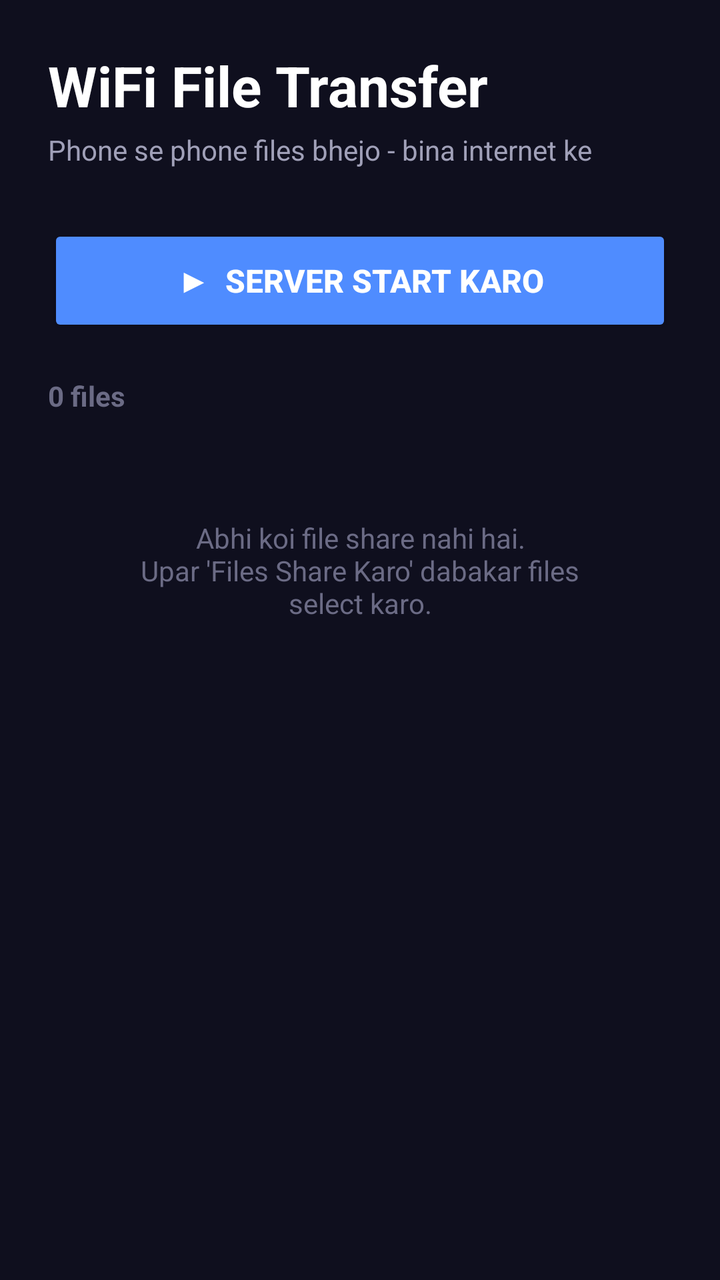
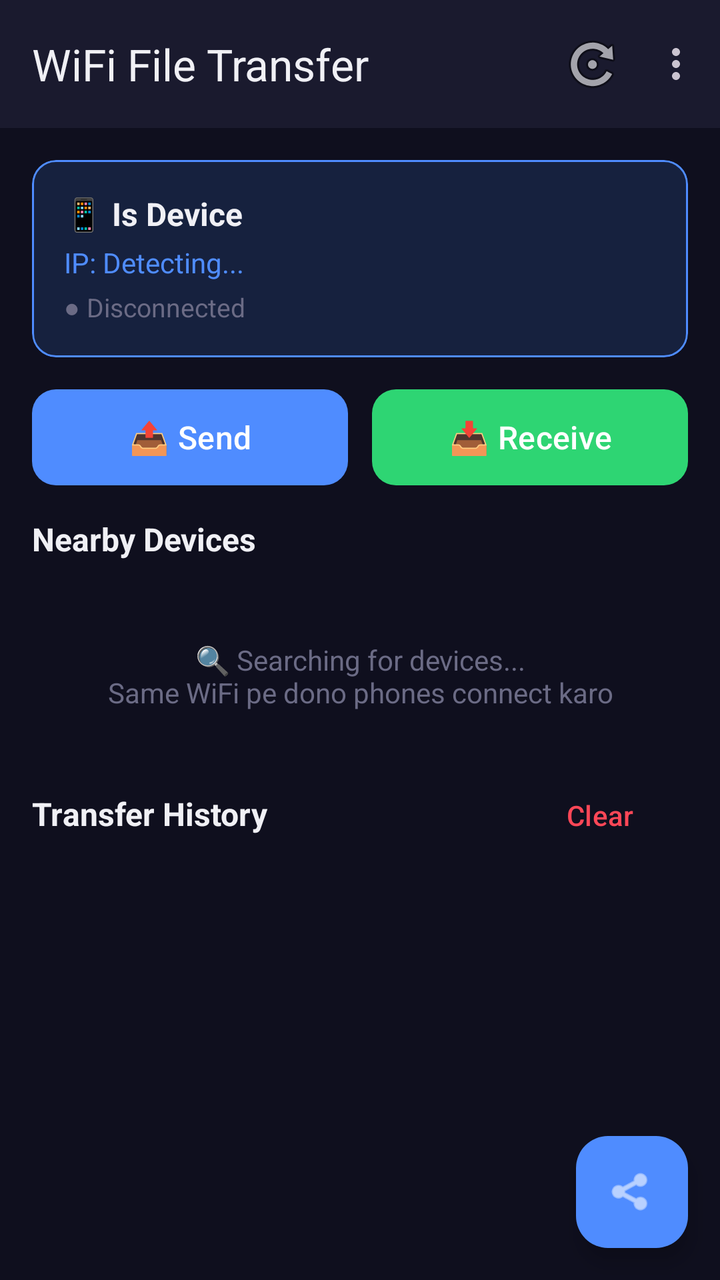

An Android layout rendered at two revisions. The XML below is the earlier revision; the diff shows what the commit changed to produce the second picture.
<!-- AndroidManifest.xml: application theme Theme.WiFiFileTransfer -->
<!-- res/layout/activity_main.xml -->
<?xml version="1.0" encoding="utf-8"?>
<ScrollView xmlns:android="http://schemas.android.com/apk/res/android"
    android:layout_width="match_parent"
    android:layout_height="match_parent"
    android:background="#0F0F1E"
    android:fillViewport="true">

    <LinearLayout
        android:layout_width="match_parent"
        android:layout_height="wrap_content"
        android:orientation="vertical"
        android:padding="24dp">

        
        <TextView
            android:layout_width="wrap_content"
            android:layout_height="wrap_content"
            android:text="WiFi File Transfer"
            android:textSize="28sp"
            android:textStyle="bold"
            android:textColor="#FFFFFF"
            android:layout_marginBottom="4dp" />

        <TextView
            android:layout_width="wrap_content"
            android:layout_height="wrap_content"
            android:text="Phone se phone files bhejo - bina internet ke"
            android:textSize="14sp"
            android:textColor="#A0A0B8"
            android:layout_marginBottom="28dp" />

        
        <Button
            android:id="@+id/btnStart"
            android:layout_width="match_parent"
            android:layout_height="56dp"
            android:text="▶  Server Start Karo"
            android:textSize="16sp"
            android:textStyle="bold"
            android:textColor="#FFFFFF"
            android:backgroundTint="#4F8CFF"
            android:layout_marginBottom="20dp" />

        
        <LinearLayout
            android:id="@+id/serverInfoLayout"
            android:layout_width="match_parent"
            android:layout_height="wrap_content"
            android:orientation="vertical"
            android:background="#1A1A2E"
            android:padding="20dp"
            android:layout_marginBottom="20dp"
            android:visibility="gone"
            android:layout_gravity="center">

            
            <ImageView
                android:id="@+id/imageQR"
                android:layout_width="200dp"
                android:layout_height="200dp"
                android:layout_gravity="center"
                android:background="#FFFFFF"
                android:padding="8dp"
                android:visibility="gone"
                android:contentDescription="QR Code" />

            
            <TextView
                android:id="@+id/textServerUrl"
                android:layout_width="match_parent"
                android:layout_height="wrap_content"
                android:text="Server: http://0.0.0.0:8080"
                android:textSize="15sp"
                android:textColor="#4F8CFF"
                android:textStyle="bold"
                android:gravity="center"
                android:layout_marginTop="12dp"
                android:layout_marginBottom="12dp" />

            
            <TextView
                android:id="@+id/textHotspotInfo"
                android:layout_width="match_parent"
                android:layout_height="wrap_content"
                android:text="WiFi Hotspot starting..."
                android:textSize="13sp"
                android:textColor="#A0A0B8"
                android:gravity="center"
                android:lineSpacingExtra="4dp" />
        </LinearLayout>

        
        <Button
            android:id="@+id/btnAddFiles"
            android:layout_width="match_parent"
            android:layout_height="48dp"
            android:text="📁  Files Share Karo"
            android:textSize="14sp"
            android:textColor="#4F8CFF"
            android:backgroundTint="#1E2A4A"
            android:visibility="gone"
            android:layout_marginBottom="8dp" />

        
        <Button
            android:id="@+id/btnOpenReceived"
            android:layout_width="match_parent"
            android:layout_height="48dp"
            android:text="📥  Received Files Dekho"
            android:textSize="14sp"
            android:textColor="#2ED573"
            android:backgroundTint="#1E2A4A"
            android:visibility="gone"
            android:layout_marginBottom="24dp" />

        
        <TextView
            android:id="@+id/textFileCount"
            android:layout_width="wrap_content"
            android:layout_height="wrap_content"
            android:text="0 files"
            android:textSize="14sp"
            android:textColor="#6B6B85"
            android:textStyle="bold"
            android:layout_marginBottom="12dp" />

        
        <androidx.recyclerview.widget.RecyclerView
            android:id="@+id/recyclerFiles"
            android:layout_width="match_parent"
            android:layout_height="wrap_content"
            android:visibility="gone" />

        
        <TextView
            android:id="@+id/emptyState"
            android:layout_width="match_parent"
            android:layout_height="wrap_content"
            android:text="Abhi koi file share nahi hai.\nUpar 'Files Share Karo' dabakar files select karo."
            android:textSize="14sp"
            android:textColor="#6B6B85"
            android:gravity="center"
            android:padding="40dp" />

    </LinearLayout>
</ScrollView>
<!-- resources referenced by this layout -->
<resources>
  <style name="Theme.WiFiFileTransfer" parent="Theme.MaterialComponents.NoActionBar">
          <item name="colorPrimary">@color/accent</item>
          <item name="colorPrimaryVariant">@color/accent_dark</item>
          <item name="colorOnPrimary">#FFFFFF</item>
          <item name="colorSecondary">@color/accent</item>
          <item name="colorOnSecondary">#FFFFFF</item>
          <item name="android:colorBackground">@color/bg_primary</item>
          <item name="android:statusBarColor">@color/bg_secondary</item>
          <item name="android:windowLightStatusBar">false</item>
      </style>
  <color name="accent">#4F8CFF</color>
  <color name="accent_dark">#3A6FD8</color>
  <color name="bg_primary">#0F0F1E</color>
  <color name="bg_secondary">#1A1A2E</color>
</resources>

<!-- the commit's change to res/layout/activity_main.xml (unified diff, before → after) -->
@@ -1,146 +1,258 @@
 <?xml version="1.0" encoding="utf-8"?>
-<ScrollView xmlns:android="http://schemas.android.com/apk/res/android"
+<androidx.coordinatorlayout.widget.CoordinatorLayout
+    xmlns:android="http://schemas.android.com/apk/res/android"
+    xmlns:app="http://schemas.android.com/apk/res-auto"
     android:layout_width="match_parent"
     android:layout_height="match_parent"
-    android:background="#0F0F1E"
-    android:fillViewport="true">
-
-    <LinearLayout
+    android:background="@color/bg_primary">
+
+    
+    <com.google.android.material.appbar.AppBarLayout
         android:layout_width="match_parent"
-        android:layout_height="wrap_content"
-        android:orientation="vertical"
-        android:padding="24dp">
-
-        
-        <TextView
-            android:layout_width="wrap_content"
-            android:layout_height="wrap_content"
-            android:text="WiFi File Transfer"
-            android:textSize="28sp"
-            android:textStyle="bold"
-            android:textColor="#FFFFFF"
-            android:layout_marginBottom="4dp" />
-
-        <TextView
-            android:layout_width="wrap_content"
-            android:layout_height="wrap_content"
-            android:text="Phone se phone files bhejo - bina internet ke"
-            android:textSize="14sp"
-            android:textColor="#A0A0B8"
-            android:layout_marginBottom="28dp" />
-
-        
-        <Button
-            android:id="@+id/btnStart"
+        android:layout_height="wrap_content">
+
+        <com.google.android.material.appbar.MaterialToolbar
+            android:id="@+id/toolbar"
             android:layout_width="match_parent"
-            android:layout_height="56dp"
-            android:text="▶  Server Start Karo"
-            android:textSize="16sp"
-            android:textStyle="bold"
-            android:textColor="#FFFFFF"
-            android:backgroundTint="#4F8CFF"
-            android:layout_marginBottom="20dp" />
-
-        
+            android:layout_height="?attr/actionBarSize"
+            android:background="@color/bg_secondary"
+            app:title="WiFi File Transfer"
+            app:titleTextColor="@color/text_primary"
+            app:menu="@menu/menu_main"/>
+    </com.google.android.material.appbar.AppBarLayout>
+
+    
+    <androidx.core.widget.NestedScrollView
+        android:layout_width="match_parent"
+        android:layout_height="match_parent"
+        app:layout_behavior="@string/appbar_scrolling_view_behavior">
+
         <LinearLayout
-            android:id="@+id/serverInfoLayout"
             android:layout_width="match_parent"
             android:layout_height="wrap_content"
             android:orientation="vertical"
-            android:background="#1A1A2E"
-            android:padding="20dp"
-            android:layout_marginBottom="20dp"
-            android:visibility="gone"
-            android:layout_gravity="center">
-
-            
-            <ImageView
-                android:id="@+id/imageQR"
-                android:layout_width="200dp"
-                android:layout_height="200dp"
-                android:layout_gravity="center"
-                android:background="#FFFFFF"
-                android:padding="8dp"
+            android:padding="16dp">
+
+            
+            <com.google.android.material.card.MaterialCardView
+                android:id="@+id/statusCard"
+                android:layout_width="match_parent"
+                android:layout_height="wrap_content"
+                android:layout_marginBottom="12dp"
+                app:cardBackgroundColor="@color/bg_card"
+                app:cardCornerRadius="12dp"
+                app:strokeColor="@color/accent"
+                app:strokeWidth="1dp">
+
+                <LinearLayout
+                    android:layout_width="match_parent"
+                    android:layout_height="wrap_content"
+                    android:orientation="vertical"
+                    android:padding="16dp">
+
+                    <TextView
+                        android:id="@+id/tvDeviceName"
+                        android:layout_width="wrap_content"
+                        android:layout_height="wrap_content"
+                        android:text="📱 Is Device"
+                        android:textColor="@color/text_primary"
+                        android:textSize="16sp"
+                        android:textStyle="bold"/>
+
+                    <TextView
+                        android:id="@+id/tvIpAddress"
+                        android:layout_width="wrap_content"
+                        android:layout_height="wrap_content"
+                        android:text="IP: Detecting..."
+                        android:textColor="@color/accent"
+                        android:textSize="14sp"
+                        android:layout_marginTop="4dp"/>
+
+                    <TextView
+                        android:id="@+id/tvStatus"
+                        android:layout_width="wrap_content"
+                        android:layout_height="wrap_content"
+                        android:text="● Disconnected"
+                        android:textColor="@color/text_muted"
+                        android:textSize="13sp"
+                        android:layout_marginTop="4dp"/>
+                </LinearLayout>
+            </com.google.android.material.card.MaterialCardView>
+
+            
+            <LinearLayout
+                android:layout_width="match_parent"
+                android:layout_height="wrap_content"
+                android:orientation="horizontal"
+                android:layout_marginBottom="12dp">
+
+                <com.google.android.material.button.MaterialButton
+                    android:id="@+id/btnSend"
+                    android:layout_width="0dp"
+                    android:layout_height="56dp"
+                    android:layout_weight="1"
+                    android:layout_marginEnd="6dp"
+                    android:text="📤 Send"
+                    android:textSize="16sp"
+                    app:backgroundTint="@color/accent"
+                    app:cornerRadius="12dp"/>
+
+                <com.google.android.material.button.MaterialButton
+                    android:id="@+id/btnReceive"
+                    android:layout_width="0dp"
+                    android:layout_height="56dp"
+                    android:layout_weight="1"
+                    android:layout_marginStart="6dp"
+                    android:text="📥 Receive"
+                    android:textSize="16sp"
+                    app:backgroundTint="@color/success"
+                    app:cornerRadius="12dp"/>
+            </LinearLayout>
+
+            
+            <com.google.android.material.card.MaterialCardView
+                android:id="@+id/progressCard"
+                android:layout_width="match_parent"
+                android:layout_height="wrap_content"
+                android:layout_marginBottom="12dp"
                 android:visibility="gone"
-                android:contentDescription="QR Code" />
+                app:cardBackgroundColor="@color/bg_card"
+                app:cardCornerRadius="12dp">
+
+                <LinearLayout
+                    android:layout_width="match_parent"
+                    android:layout_height="wrap_content"
+                    android:orientation="vertical"
+                    android:padding="16dp">
+
+                    <TextView
+                        android:id="@+id/tvFileName"
+                        android:layout_width="match_parent"
+                        android:layout_height="wrap_content"
+                        android:text="filename.mp4"
+                        android:textColor="@color/text_primary"
+                        android:textSize="14sp"
+                        android:textStyle="bold"
+                        android:singleLine="true"
+                        android:ellipsize="end"/>
+
+                    <com.google.android.material.progressindicator.LinearProgressIndicator
+                        android:id="@+id/progressBar"
+                        android:layout_width="match_parent"
+                        android:layout_height="wrap_content"
+                        android:layout_marginTop="8dp"
+                        app:indicatorColor="@color/accent"
+                        app:trackColor="@color/bg_secondary"
+                        app:trackCornerRadius="4dp"/>
+
+                    <LinearLayout
+                        android:layout_width="match_parent"
+                        android:layout_height="wrap_content"
+                        android:orientation="horizontal"
+                        android:layout_marginTop="6dp">
+
+                        <TextView
+                            android:id="@+id/tvProgress"
+                            android:layout_width="0dp"
+                            android:layout_height="wrap_content"
+                            android:layout_weight="1"
+                            android:text="0%"
+                            android:textColor="@color/text_secondary"
+                            android:textSize="13sp"/>
+
+                        <TextView
+                            android:id="@+id/tvSpeed"
+                            android:layout_width="wrap_content"
+                            android:layout_height="wrap_content"
+                            android:text="0 KB/s"
+                            android:textColor="@color/accent"
+                            android:textSize="13sp"/>
+                    </LinearLayout>
+
+                    <TextView
+                        android:id="@+id/tvSize"
+                        android:layout_width="wrap_content"
+                        android:layout_height="wrap_content"
+                        android:text="0 B / 0 B"
+                        android:textColor="@color/text_muted"
+                        android:textSize="12sp"
+                        android:layout_marginTop="2dp"/>
+                </LinearLayout>
+            </com.google.android.material.card.MaterialCardView>
 
             
             <TextView
-                android:id="@+id/textServerUrl"
-                android:layout_width="match_parent"
-                android:layout_height="wrap_content"
-                android:text="Server: http://0.0.0.0:8080"
-                android:textSize="15sp"
-                android:textColor="#4F8CFF"
+                android:layout_width="wrap_content"
+                android:layout_height="wrap_content"
+                android:text="Nearby Devices"
+                android:textColor="@color/text_primary"
+                android:textSize="16sp"
                 android:textStyle="bold"
+                android:layout_marginBottom="8dp"/>
+
+            <androidx.recyclerview.widget.RecyclerView
+                android:id="@+id/rvDevices"
+                android:layout_width="match_parent"
+                android:layout_height="wrap_content"
+                android:layout_marginBottom="12dp"
+                android:nestedScrollingEnabled="false"/>
+
+            <TextView
+                android:id="@+id/tvNoDevices"
+                android:layout_width="match_parent"
+                android:layout_height="wrap_content"
+                android:text="🔍 Searching for devices...\nSame WiFi pe dono phones connect karo"
+                android:textColor="@color/text_muted"
+                android:textSize="14sp"
                 android:gravity="center"
-                android:layout_marginTop="12dp"
-                android:layout_marginBottom="12dp" />
-
-            
-            <TextView
-                android:id="@+id/textHotspotInfo"
-                android:layout_width="match_parent"
-                android:layout_height="wrap_content"
-                android:text="WiFi Hotspot starting..."
-                android:textSize="13sp"
-                android:textColor="#A0A0B8"
-                android:gravity="center"
-                android:lineSpacingExtra="4dp" />
+                android:padding="20dp"
+                android:visibility="visible"/>
+
+            
+            <LinearLayout
+                android:layout_width="match_parent"
+                android:layout_height="wrap_content"
+                android:orientation="horizontal"
+                android:layout_marginTop="8dp"
+                android:layout_marginBottom="8dp">
+
+                <TextView
+                    android:layout_width="0dp"
+                    android:layout_height="wrap_content"
+                    android:layout_weight="1"
+                    android:text="Transfer History"
+                    android:textColor="@color/text_primary"
+                    android:textSize="16sp"
+                    android:textStyle="bold"/>
+
+                <com.google.android.material.button.MaterialButton
+                    android:id="@+id/btnClearHistory"
+                    style="@style/Widget.Material3.Button.TextButton"
+                    android:layout_width="wrap_content"
+                    android:layout_height="wrap_content"
+                    android:text="Clear"
+                    android:textColor="@color/danger"/>
+            </LinearLayout>
+
+            <androidx.recyclerview.widget.RecyclerView
+                android:id="@+id/rvHistory"
+                android:layout_width="match_parent"
+                android:layout_height="wrap_content"
+                android:nestedScrollingEnabled="false"/>
+
         </LinearLayout>
-
-        
-        <Button
-            android:id="@+id/btnAddFiles"
-            android:layout_width="match_parent"
-            android:layout_height="48dp"
-            android:text="📁  Files Share Karo"
-            android:textSize="14sp"
-            android:textColor="#4F8CFF"
-            android:backgroundTint="#1E2A4A"
-            android:visibility="gone"
-            android:layout_marginBottom="8dp" />
-
-        
-        <Button
-            android:id="@+id/btnOpenReceived"
-            android:layout_width="match_parent"
-            android:layout_height="48dp"
-            android:text="📥  Received Files Dekho"
-            android:textSize="14sp"
-            android:textColor="#2ED573"
-            android:backgroundTint="#1E2A4A"
-            android:visibility="gone"
-            android:layout_marginBottom="24dp" />
-
-        
-        <TextView
-            android:id="@+id/textFileCount"
-            android:layout_width="wrap_content"
-            android:layout_height="wrap_content"
-            android:text="0 files"
-            android:textSize="14sp"
-            android:textColor="#6B6B85"
-            android:textStyle="bold"
-            android:layout_marginBottom="12dp" />
-
-        
-        <androidx.recyclerview.widget.RecyclerView
-            android:id="@+id/recyclerFiles"
-            android:layout_width="match_parent"
-            android:layout_height="wrap_content"
-            android:visibility="gone" />
-
-        
-        <TextView
-            android:id="@+id/emptyState"
-            android:layout_width="match_parent"
-            android:layout_height="wrap_content"
-            android:text="Abhi koi file share nahi hai.\nUpar 'Files Share Karo' dabakar files select karo."
-            android:textSize="14sp"
-            android:textColor="#6B6B85"
-            android:gravity="center"
-            android:padding="40dp" />
-
-    </LinearLayout>
-</ScrollView>
+    </androidx.core.widget.NestedScrollView>
+
+    
+    <com.google.android.material.floatingactionbutton.FloatingActionButton
+        android:id="@+id/fabQR"
+        android:layout_width="wrap_content"
+        android:layout_height="wrap_content"
+        android:layout_gravity="bottom|end"
+        android:layout_margin="16dp"
+        android:contentDescription="QR Code"
+        android:src="@android:drawable/ic_menu_share"
+        app:backgroundTint="@color/accent"
+        app:tint="@android:color/white"/>
+
+</androidx.coordinatorlayout.widget.CoordinatorLayout>
<!-- resource entries referenced after the edit -->
@@ -1,18 +1,27 @@
 <!-- resources referenced by this layout -->
 <resources>
-  <style name="Theme.WiFiFileTransfer" parent="Theme.MaterialComponents.NoActionBar">
+  <color name="accent">#4F8CFF</color>
+  <color name="bg_card">#16213E</color>
+  <color name="bg_primary">#0F0F1E</color>
+  <color name="bg_secondary">#1A1A2E</color>
+  <color name="danger">#FF4757</color>
+  <color name="success">#2ED573</color>
+  <color name="text_muted">#6B6B85</color>
+  <color name="text_primary">#F0F0F5</color>
+  <color name="text_secondary">#A0A0B8</color>
+  <style name="Theme.WiFiFileTransfer" parent="Theme.Material3.Dark.NoActionBar">
           <item name="colorPrimary">@color/accent</item>
           <item name="colorPrimaryVariant">@color/accent_dark</item>
           <item name="colorOnPrimary">#FFFFFF</item>
-          <item name="colorSecondary">@color/accent</item>
-          <item name="colorOnSecondary">#FFFFFF</item>
+          <item name="colorSecondary">@color/success</item>
+          <item name="colorOnSecondary">#000000</item>
           <item name="android:colorBackground">@color/bg_primary</item>
+          <item name="colorSurface">@color/bg_card</item>
+          <item name="colorOnSurface">@color/text_primary</item>
           <item name="android:statusBarColor">@color/bg_secondary</item>
           <item name="android:windowLightStatusBar">false</item>
+          <item name="android:navigationBarColor">@color/bg_primary</item>
       </style>
-  <color name="accent">#4F8CFF</color>
   <color name="accent_dark">#3A6FD8</color>
-  <color name="bg_primary">#0F0F1E</color>
-  <color name="bg_secondary">#1A1A2E</color>
 </resources>
 
